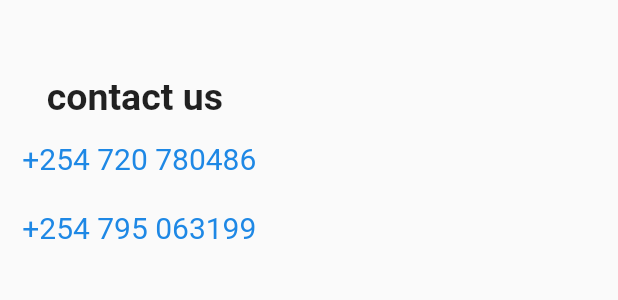
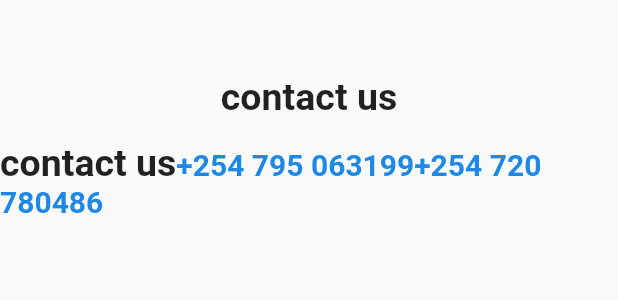
Before and after one commit to collo54/yro-web-app, a Flutter app: the ContactContent widget shown alone on an empty page, opened directly, on a phone screen of 412 x 824 dp. Shown: the top 300 px of the screen. Run offline on Flutter 3.47's test engine with Material 2 defaults, Android fonts, the phone set to English and light mode, and no system bars; our stand-ins replace carousel_pro, firebase_auth, firebase_core, google_sign_in; accounts and stored records are empty.

Commit message:
restructure code

```diff
--- a/lib/custom/Sign_In_Form.dart
+++ b/lib/custom/Sign_In_Form.dart
@@ -2,22 +2,6 @@ import 'package:flutter/material.dart';
 import 'package:yro/models/user_form.dart';
 import 'package:yro/models/user_model.dart';
 import 'package:yro/services/AuthService.dart';
-
-/*class SignInPage extends StatelessWidget {
-  @override
-  build(BuildContext context) {
-    return Scaffold(
-      appBar: AppBar(
-        actions: [
-          IconButton(
-            icon: Icon(Icons.face),
-            onPressed: () {},
-          )
-        ],
-      ),
-    );
-  }
-}*/
 
 class SignInForm extends StatelessWidget {
   final FirebaseAuthService _auth = FirebaseAuthService();
@@ -102,12 +86,6 @@ class SignInForm extends StatelessWidget {
           ],
         ),
       ),
-      /*Padding(
-        padding: const EdgeInsets.symmetric(vertical: 20.0),
-        child: Image.asset(
-          "assets/images/downloadru.jpg",
-        ),
-      )*/
     ];
   }
 
--- a/lib/screens/contact.dart
+++ b/lib/layouts/contact.dart
@@ -1,6 +1,5 @@
 import 'package:flutter/gestures.dart';
 import 'package:flutter/material.dart';
-//import 'package:flutter/services.dart';
 import 'package:url_launcher/url_launcher.dart';
 import 'dart:async';
 
@@ -10,13 +9,12 @@ class ContactContent extends StatelessWidget {
       Container(
         width: width,
         child: Column(
-          crossAxisAlignment: CrossAxisAlignment.start,
           children: <Widget>[
             SizedBox(
               height: 50,
             ),
             Text(
-              "     contact us",
+              "contact us",
               style: TextStyle(
                   fontWeight: FontWeight.bold,
                   fontSize: 25.0,
@@ -28,41 +26,30 @@ class ContactContent extends StatelessWidget {
               ),
               child: RichText(
                 text: TextSpan(
-                  text: "   +254 720 780486",
-                  style: TextStyle(fontSize: 20.0, color: Colors.blue[600]),
-                  recognizer: TapGestureRecognizer()..onTap = launchPhoneNumber,
+                  text: "contact us",
+                  style: TextStyle(
+                      fontWeight: FontWeight.bold,
+                      fontSize: 25.0,
+                      color: Colors.black87),
                   children: [
                     TextSpan(
-                      text: "  \n\n   +254 795 063199\n\n\n\n\n\n",
+                      text: "+254 795 063199",
+                      style: TextStyle(fontSize: 20.0, color: Colors.blue[600]),
                       recognizer: TapGestureRecognizer()..onTap = launchPhone,
                     ),
+                    TextSpan(
+                      text: "+254 720 780486",
+                      style: TextStyle(fontSize: 20.0, color: Colors.blue[600]),
+                      recognizer: TapGestureRecognizer()
+                        ..onTap = launchPhoneNumber,
+                    )
                   ],
                 ),
               ),
             ),
-            /*MaterialButton(
-              color: Colors.green[400],
-              shape: RoundedRectangleBorder(
-                  borderRadius: BorderRadius.all(Radius.circular(20.0))),
-              onPressed: () {},
-              child: Padding(
-                padding: const EdgeInsets.symmetric(
-                    vertical: 20.0, horizontal: 40.0),
-                child: Text(
-                  "Sign Up",
-                  style: TextStyle(color: Colors.black87),
-                ),
-              ),
-            )*/
           ],
         ),
       ),
-      /*Padding(
-        padding: const EdgeInsets.symmetric(vertical: 20.0),
-        child: Image.asset(
-          "assets/images/donation-charity.jpg",
-        ),
-      )*/
     ];
   }
 
@@ -85,7 +72,6 @@ class ContactContent extends StatelessWidget {
         if (constraints.maxWidth > 800) {
           return Flex(
             direction: Axis.horizontal,
-            //mainAxisAlignment: MainAxisAlignment.center,
             children: pageChildren(constraints.biggest.width / 2),
           );
         } else {
--- a/lib/screens/menuAppbar.dart
+++ b/lib/layouts/menuAppbar.dart
@@ -44,9 +44,8 @@ class MenuAppbar extends StatelessWidget {
             children: pageChildren(constraints.biggest.width),
           );
         } else {
-          return Flex(
+          return Column(
             mainAxisAlignment: MainAxisAlignment.start,
-            direction: Axis.vertical,
             children: pageChildren(constraints.biggest.width),
           );
         }
--- a/lib/main.dart
+++ b/lib/main.dart
@@ -45,7 +45,7 @@ class MyAwesomeApp extends StatelessWidget {
     return StreamProvider<Userre>.value(
       value: FirebaseAuthService().onAuthStateChanged,
       child: MaterialApp(
-        title: 'young revolutionary organization',
+        title: 'yro',
         debugShowCheckedModeBanner: false,
         theme: ThemeData(fontFamily: 'Roboto'),
         initialRoute: '/wrapper',
```
Also changed, not shown: lib/custom/Nav_bar.dart (+3 -6 lines), lib/custom/wrapper.dart (+4 -4 lines), lib/pages/home_page.dart (added, +18 -0 lines), lib/pages/sign_in_page.dart (renamed from lib/screens/My_Home_page.dart, +5 -10 lines), lib/screens/MenuScreen.dart (deleted, +0 -31 lines), lib/services/Generate_Route.dart (+3 -6 lines), lib/layouts/CharityContent.dart (renamed from lib/screens/CharityContent.dart), lib/layouts/landingPage.dart (renamed from lib/screens/landingPage.dart), lib/layouts/pictures.dart (renamed from lib/screens/pictures.dart), lib/layouts/second_content.dart (renamed from lib/screens/second_content.dart).
